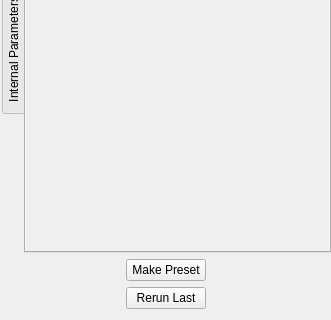
ilya-baran-personal/cornucopia-lib, file DemoUI/ParamWidget.ui: the form before one commit; both pictures show x 0 to 331 and y 248 to 568 of the 331 by 568 pixel window.
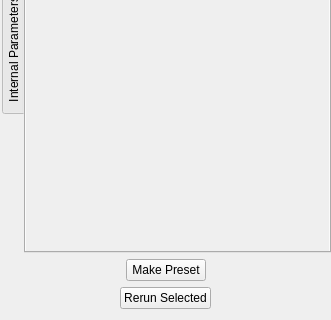
The form after the commit. The open tabs and pages were chosen to show the change.

Patch:
```diff
--- a/DemoUI/ParamWidget.ui
+++ b/DemoUI/ParamWidget.ui
@@ -303,7 +303,7 @@
       <item>
        <widget class="QPushButton" name="rerunButton">
         <property name="text">
-         <string>Rerun Last</string>
+         <string>Rerun Selected</string>
         </property>
        </widget>
       </item>
```
Left out of the diff: 12 changed lines with no effect on the pictures.
